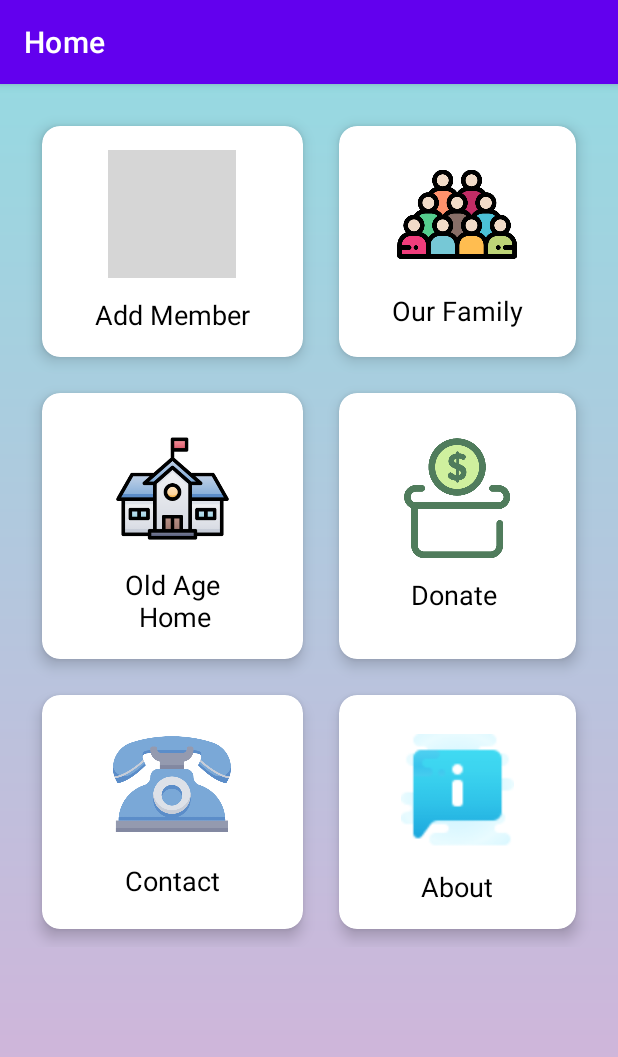
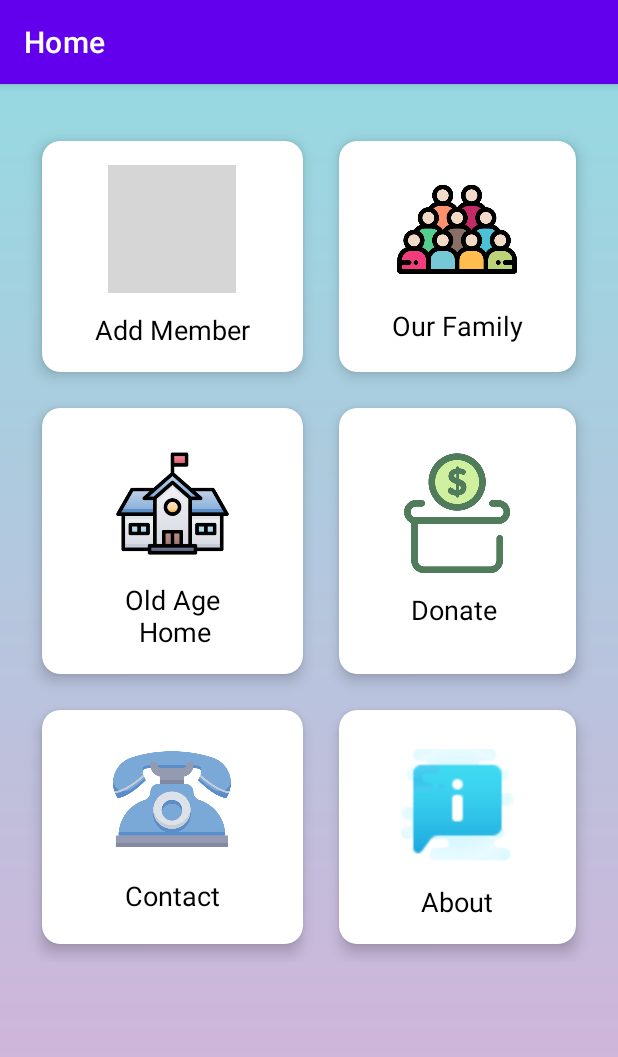
Before and after one commit to Krishnakumar59/Old-Age-Home-Android-App, an Android app: the screen it shows after launch (MainHomeActivity), on a phone screen of 412 x 824 dp. Shown: the top 1057 px of the screen. Run offline under Robolectric (Android 15) with nearby library versions, the phone set to English and light mode, and no system bars; grey boxes are pictures that could not be loaded.

Commit message:
Up and Running all features

```diff
--- a/app/src/main/AndroidManifest.xml
+++ b/app/src/main/AndroidManifest.xml
@@ -35,6 +35,7 @@
         <activity
             android:name=".DetailsUpload"
             android:label="Add Member" />
+
         <activity android:name=".MainActivity">
             <intent-filter>
                 <action android:name="android.intent.action.MAIN" />
--- a/app/src/main/res/layout/activity_intro2nd.xml
+++ b/app/src/main/res/layout/activity_intro2nd.xml
@@ -5,13 +5,14 @@ xmlns:app="http://schemas.android.com/apk/res-auto"
 xmlns:tools="http://schemas.android.com/tools"
 android:layout_width="match_parent"
 android:layout_height="match_parent"
-    android:background="@drawable/mygradient"
+android:background="@drawable/mygradient"
 tools:context=".intro2nd">
+
 
 <TextView
     android:layout_width="wrap_content"
     android:layout_height="wrap_content"
-    android:textSize="60dp"
+    android:textSize="60sp"
     android:text="Welcome"
     android:textColor="@color/purple_500"
     android:textStyle="bold"
--- a/app/src/main/res/layout/activity_main_home.xml
+++ b/app/src/main/res/layout/activity_main_home.xml
@@ -1,5 +1,6 @@
 <?xml version="1.0" encoding="utf-8"?>
-<ScrollView xmlns:android="http://schemas.android.com/apk/res/android"
+<ScrollView
+    xmlns:android="http://schemas.android.com/apk/res/android"
     xmlns:app="http://schemas.android.com/apk/res-auto"
     xmlns:tools="http://schemas.android.com/tools"
     android:layout_width="match_parent"
@@ -18,11 +19,9 @@
 
         <RelativeLayout
             android:layout_width="match_parent"
-            android:layout_height="wrap_content"
+            android:layout_height="10dp"
             android:layout_marginLeft="20dp"
             android:layout_marginRight="20dp">
-
-
 
 
         </RelativeLayout>
--- a/build.gradle
+++ b/build.gradle
@@ -5,8 +5,8 @@ buildscript {
         jcenter()
     }
     dependencies {
-        classpath "com.android.tools.build:gradle:4.1.3"
-        classpath 'com.google.gms:google-services:4.3.5'
+        classpath 'com.android.tools.build:gradle:7.2.1'
+        classpath 'com.google.gms:google-services:4.3.10'
 
         // NOTE: Do not place your application dependencies here; they belong
         // in the individual module build.gradle files
```
Also changed, not shown: gradle/wrapper/gradle-wrapper.properties.
